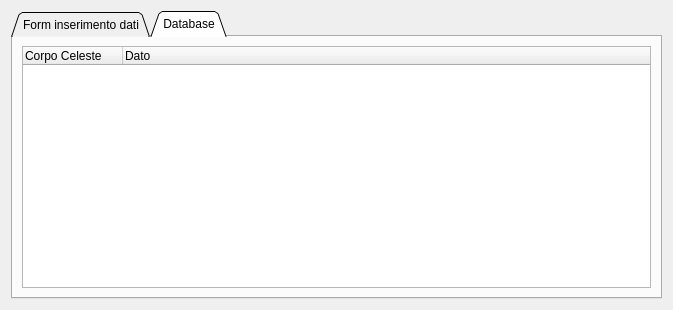
Above: gui.ui from Vitolus/Progetto_PaO before the change. Below: the same form after it.
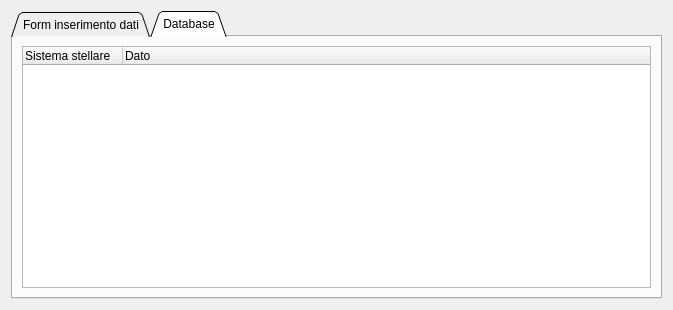
That is the form after the change. The open tabs and pages were chosen to show the change.

Diff of the .ui file:
```diff
--- a/gui.ui
+++ b/gui.ui
@@ -378,7 +378,7 @@
         <widget class="QTreeWidget" name="treeWidget">
          <column>
           <property name="text">
-           <string>Corpo Celeste</string>
+           <string>Sistema stellare</string>
           </property>
          </column>
          <column>
```
Left out of the diff: 2 changed lines with no effect on the pictures.
